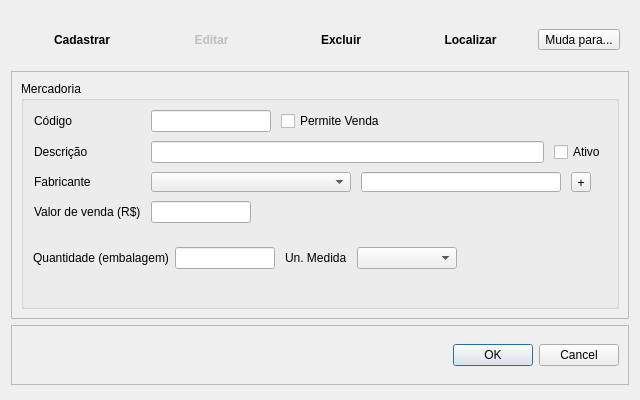
Above: Resources/UI/CadastroMercadoria.ui from Klubas/Projeto-SOAD before the change. Below: the same form after it.
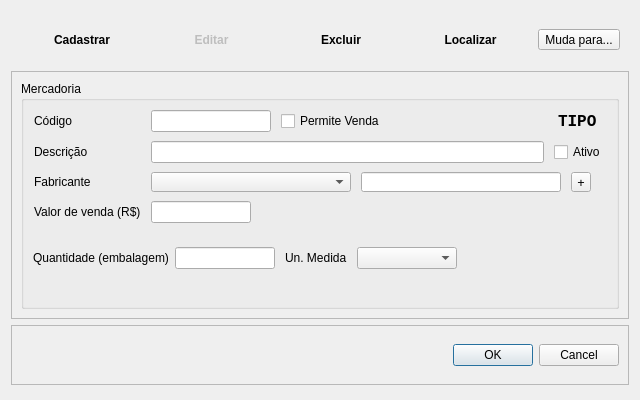
That is the form after the change.

Commit message:
# Cadastros - Otimização de código
# Cadastro mercadoria
- Popular interface
- Atualizar interface

What changed in the file:
```diff
--- a/Resources/UI/CadastroMercadoria.ui
+++ b/Resources/UI/CadastroMercadoria.ui
@@ -560,6 +560,9 @@
                 <property name="spacing">
                  <number>10</number>
                 </property>
+                <property name="rightMargin">
+                 <number>9</number>
+                </property>
                 <item>
                  <widget class="QLineEdit" name="lineEdit_codigo">
                   <property name="sizePolicy">
@@ -608,6 +611,21 @@
                   </property>
                  </spacer>
                 </item>
+                <item>
+                 <widget class="QLabel" name="label_tipo">
+                  <property name="font">
+                   <font>
+                    <family>Consolas</family>
+                    <pointsize>12</pointsize>
+                    <weight>75</weight>
+                    <bold>true</bold>
+                   </font>
+                  </property>
+                  <property name="text">
+                   <string>TIPO</string>
+                  </property>
+                 </widget>
+                </item>
                </layout>
               </item>
               <item row="1" column="0">
```
The commit also changes 17 other files.
